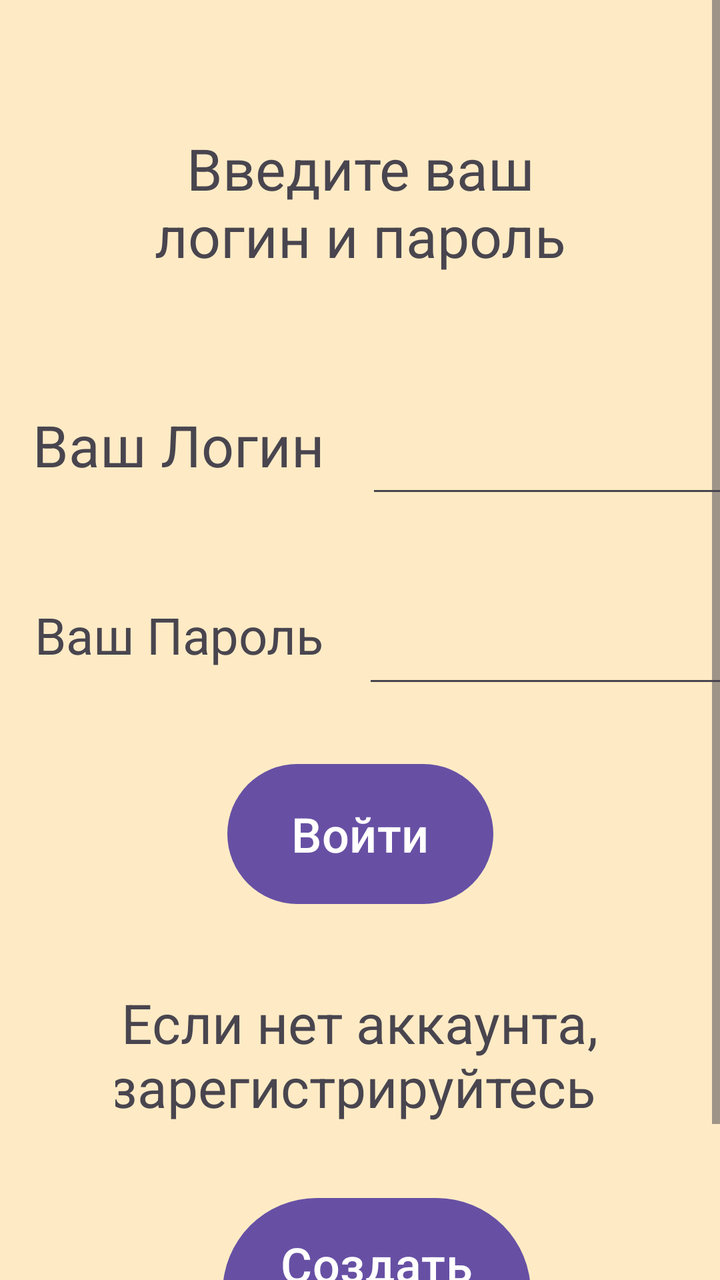
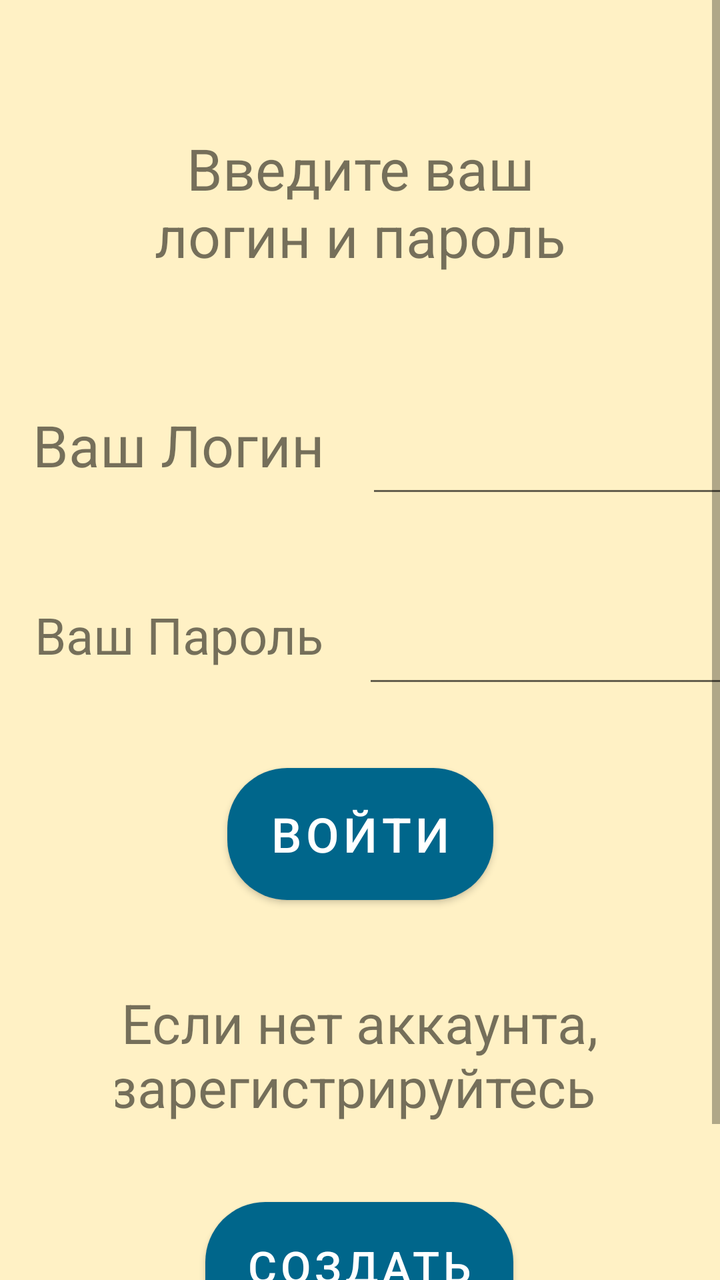

Before-and-after screenshots of an Android layout around one commit, followed by the original layout XML and the change that was made.
<!-- AndroidManifest.xml: application theme Theme.Hotel -->
<!-- res/layout/activity_login.xml -->
<?xml version="1.0" encoding="utf-8"?>
<ScrollView xmlns:android="http://schemas.android.com/apk/res/android"
    xmlns:app="http://schemas.android.com/apk/res-auto"
    xmlns:tools="http://schemas.android.com/tools"
    android:layout_width="match_parent"
    android:layout_height="match_parent"
    android:fillViewport="true"
    android:background="@color/bg1">

    <androidx.constraintlayout.widget.ConstraintLayout
        android:id="@+id/main"
        android:layout_width="match_parent"
        android:layout_height="wrap_content"
        tools:context=".View.LoginActivity">

        <TextView
            android:id="@+id/textView5"
            android:layout_width="206dp"
            android:layout_height="98dp"
            android:layout_marginTop="52dp"
            android:gravity="center"
            android:text="@string/greetings"
            app:autoSizeTextType="uniform"
            app:layout_constraintEnd_toEndOf="parent"
            app:layout_constraintStart_toStartOf="parent"
            app:layout_constraintTop_toTopOf="parent" />

        <TextView
            android:id="@+id/textView8"
            android:layout_width="147dp"
            android:layout_height="63dp"
            android:layout_marginStart="16dp"
            android:layout_marginTop="41dp"
            android:gravity="center"
            android:text="@string/Login"
            app:autoSizeTextType="uniform"
            app:layout_constraintStart_toStartOf="parent"
            app:layout_constraintTop_toBottomOf="@+id/textView5" />

        <EditText
            android:id="@+id/EditLogin"
            android:layout_width="211dp"
            android:layout_height="63dp"
            android:layout_marginStart="20dp"
            android:layout_marginTop="41dp"
            android:ems="10"
            android:inputType="text"
            app:layout_constraintEnd_toEndOf="parent"
            app:layout_constraintHorizontal_bias="0.0"
            app:layout_constraintStart_toEndOf="@+id/textView8"
            app:layout_constraintTop_toBottomOf="@+id/textView5" />

        <TextView
            android:id="@+id/textView9"
            android:layout_width="147dp"
            android:layout_height="63dp"
            android:layout_marginStart="16dp"
            android:layout_marginTop="32dp"
            android:gravity="center"
            android:text="@string/Password"
            app:autoSizeTextType="uniform"
            app:layout_constraintStart_toStartOf="parent"
            app:layout_constraintTop_toBottomOf="@+id/textView8" />

        <EditText
            android:id="@+id/EditPassword"
            android:layout_width="211dp"
            android:layout_height="63dp"
            android:layout_marginStart="20dp"
            android:layout_marginTop="32dp"
            android:ems="10"
            android:inputType="textPassword"
            app:layout_constraintEnd_toEndOf="parent"
            app:layout_constraintHorizontal_bias="0.058"
            app:layout_constraintStart_toEndOf="@+id/textView9"
            app:layout_constraintTop_toBottomOf="@+id/EditLogin" />

        <Button
            android:id="@+id/btnLogIn"
            android:layout_width="133dp"
            android:layout_height="78dp"
            android:layout_marginTop="228dp"
            android:text="@string/log_in"
            android:textSize="24sp"
            app:layout_constraintEnd_toEndOf="parent"
            app:layout_constraintStart_toStartOf="parent"
            app:layout_constraintTop_toBottomOf="@+id/textView5" />

        <TextView
            android:id="@+id/textView10"
            android:layout_width="244dp"
            android:layout_height="87dp"
            android:layout_marginTop="28dp"
            android:gravity="center"
            android:text="@string/register"
            app:autoSizeTextType="uniform"
            app:layout_constraintEnd_toEndOf="parent"
            app:layout_constraintHorizontal_bias="0.497"
            app:layout_constraintStart_toStartOf="parent"
            app:layout_constraintTop_toBottomOf="@+id/btnLogIn" />

        <Button
            android:id="@+id/btnCreate"
            android:layout_width="154dp"
            android:layout_height="102dp"
            android:layout_marginTop="24dp"
            android:layout_marginBottom="32dp"
            android:text="@string/register_name"
            android:textSize="24sp"
            app:layout_constraintBottom_toBottomOf="parent"
            app:layout_constraintEnd_toEndOf="parent"
            app:layout_constraintHorizontal_bias="0.54"
            app:layout_constraintStart_toStartOf="parent"
            app:layout_constraintTop_toBottomOf="@+id/textView10"
            app:layout_constraintVertical_bias="0.063" />

    </androidx.constraintlayout.widget.ConstraintLayout>
</ScrollView>
<!-- resources referenced by this layout -->
<resources>
  <color name="bg1">#3BFFC107</color>
  <string name="Login">Ваш Логин</string>
  <string name="Password">Ваш Пароль</string>
  <string name="greetings">Введите ваш логин и пароль</string>
  <string name="log_in">Войти</string>
  <string name="register">"Если нет аккаунта, зарегистрируйтесь "</string>
  <string name="register_name">Создать аккаунт</string>
  <style name="Theme.Hotel" parent="Base.Theme.Hotel" />
  <style name="Base.Theme.Hotel" parent="Theme.Material3.DayNight">
          
          
      </style>
</resources>

<!-- the commit's change to res/layout/activity_login.xml (unified diff, before → after) -->
@@ -82,6 +82,7 @@
             android:layout_marginTop="228dp"
             android:text="@string/log_in"
             android:textSize="24sp"
+            app:cornerRadius="30dp"
             app:layout_constraintEnd_toEndOf="parent"
             app:layout_constraintStart_toStartOf="parent"
             app:layout_constraintTop_toBottomOf="@+id/textView5" />
@@ -106,13 +107,14 @@
             android:layout_marginTop="24dp"
             android:layout_marginBottom="32dp"
             android:text="@string/register_name"
-            android:textSize="24sp"
+            android:textSize="22sp"
+            app:cornerRadius="30dp"
             app:layout_constraintBottom_toBottomOf="parent"
             app:layout_constraintEnd_toEndOf="parent"
-            app:layout_constraintHorizontal_bias="0.54"
+            app:layout_constraintHorizontal_bias="0.498"
             app:layout_constraintStart_toStartOf="parent"
             app:layout_constraintTop_toBottomOf="@+id/textView10"
-            app:layout_constraintVertical_bias="0.063" />
+            app:layout_constraintVertical_bias="0.057" />
 
     </androidx.constraintlayout.widget.ConstraintLayout>
 </ScrollView>
<!-- resource entries referenced after the edit -->
@@ -8,8 +8,24 @@
   <string name="register">"Если нет аккаунта, зарегистрируйтесь "</string>
   <string name="register_name">Создать аккаунт</string>
   <style name="Theme.Hotel" parent="Base.Theme.Hotel" />
-  <style name="Base.Theme.Hotel" parent="Theme.Material3.DayNight">
+  <style name="Base.Theme.Hotel" parent="Theme.MaterialComponents.DayNight.DarkActionBar">
           
+          <item name="android:windowDrawsSystemBarBackgrounds">true</item>
+          <item name="android:fitsSystemWindows">true</item>
+  
+          <item name="colorPrimary">@color/m3_ref_palette_dynamic_primary40</item>
+  
+  
+  
+  
+  
+  
+  
+  
+  
+  
+  
+  
           
       </style>
 </resources>
